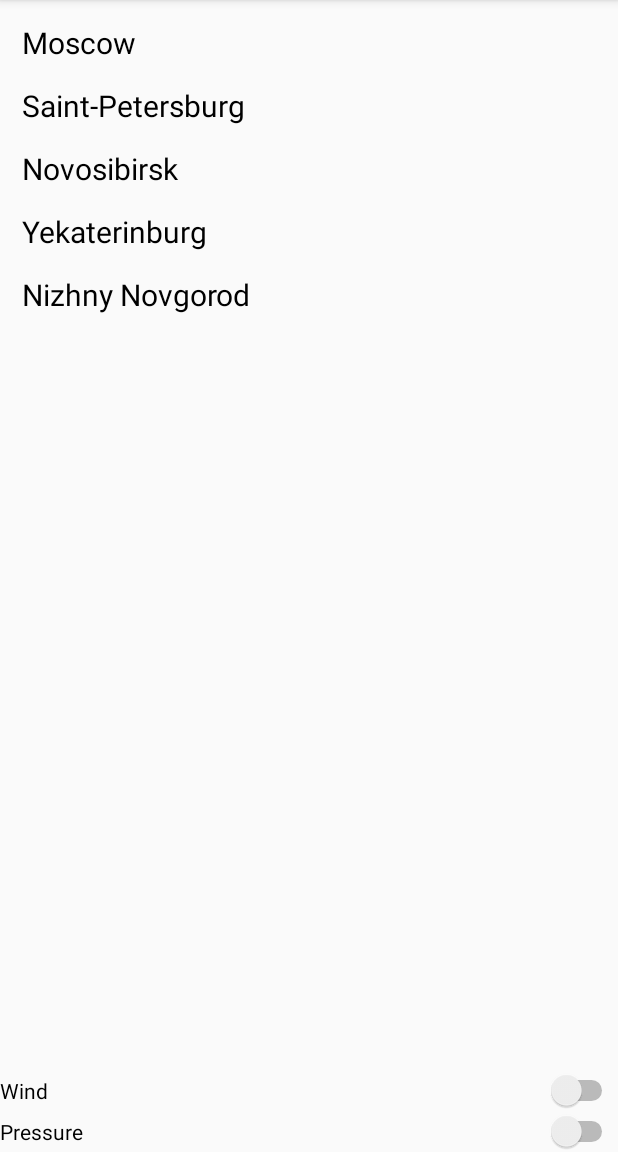
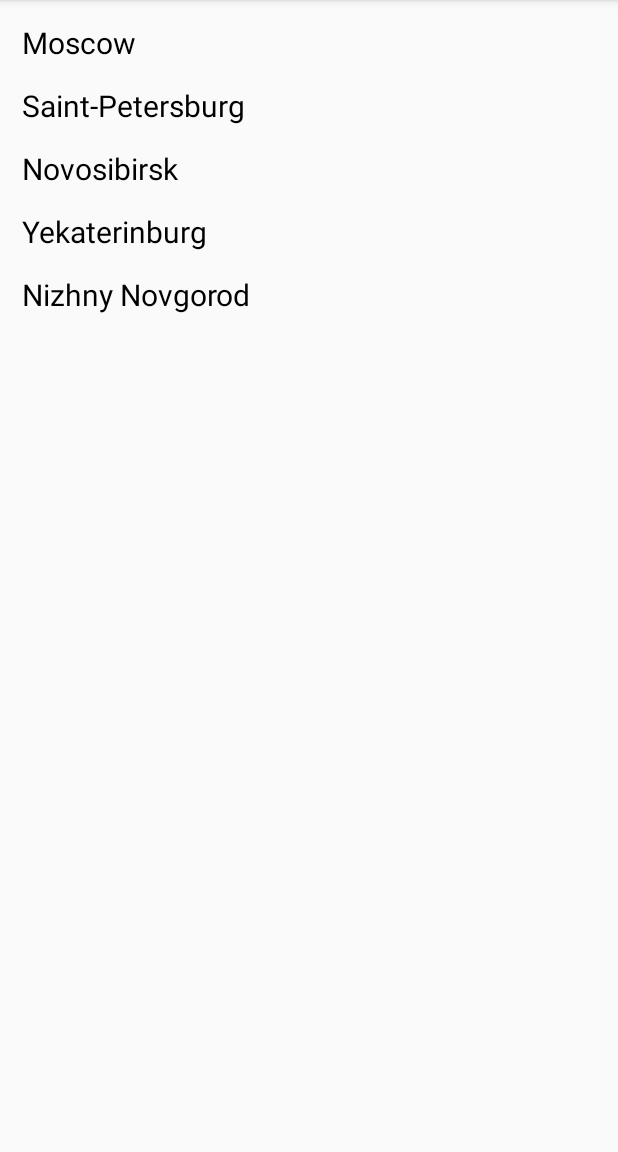
Before and after one commit to silantyevmn/Weather, an Android app: the screen it shows after launch (WeatherActivity), on a phone screen of 412 x 824 dp, the part 84-1236 px from its top. Run offline under Robolectric (Android 15) with nearby library versions, the phone set to English and light mode, and no system bars; 2 statements that could not run were skipped.

Commit message:
убрал 2 чекет бокса

```diff
--- a/app/src/main/res/layout/activity_main.xml
+++ b/app/src/main/res/layout/activity_main.xml
@@ -7,7 +7,6 @@ android:layout_height="match_parent">
         android:id="@+id/linear_activity_main"
         android:layout_width="match_parent"
         android:layout_height="match_parent"
-    android:layout_above="@+id/switch_layout"
         android:layout_alignParentLeft="true"
         android:orientation="horizontal">
 
@@ -15,28 +14,6 @@ android:layout_height="match_parent">
             android:id="@+id/fragment_city_list"
             class="myweather.silantyevmn.ru.weather.CityListFragment"
             android:layout_width="match_parent"
-        android:layout_height="match_parent"/>
+            android:layout_height="match_parent" />
     </LinearLayout>
-
-<LinearLayout
-    android:id="@+id/switch_layout"
-    android:layout_width="match_parent"
-    android:layout_height="wrap_content"
-    android:layout_alignParentBottom="true"
-    android:orientation="vertical">
-
-    <Switch
-        android:id="@+id/switchWind"
-        android:layout_width="match_parent"
-        android:layout_height="wrap_content"
-        android:text="@string/text_wind" />
-
-    <Switch
-        android:id="@+id/switchPressure"
-        android:layout_width="match_parent"
-        android:layout_height="wrap_content"
-        android:text="@string/text_pressure" />
-</LinearLayout>
-
-
 </RelativeLayout>
```
Lines whose indentation alone changed are shown as unchanged.
